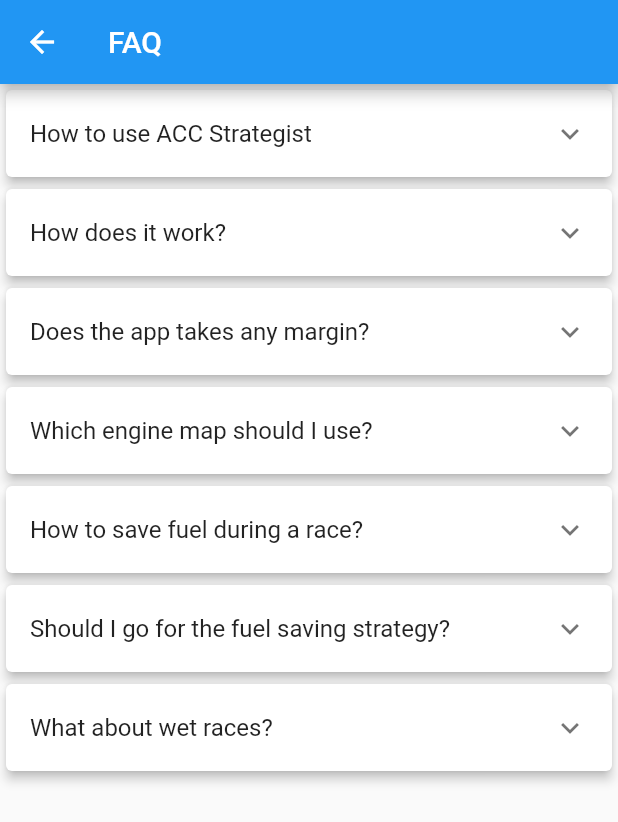
After one commit to sylvainvillet/acc_race_strategy, a Flutter app: the Faq screen opened directly, on a phone screen of 412 x 824 dp. The commit adds this screen. Shown: the top 822 px of the screen. Run offline on Flutter 3.47's test engine with Material 2 defaults, Android fonts, the phone set to English and light mode, and no system bars; our stand-ins replace package_info, shared_preferences, theme_provider; accounts and stored records are empty.

Commit message:
Added FAQ

```diff
--- /dev/null
+++ b/lib/faq.dart
@@ -0,0 +1,70 @@
+import 'package:flutter/cupertino.dart';
+import 'package:flutter/material.dart';
+
+const kFaq = {
+  'How to use ACC Strategist':
+      'Just fill the form, adjust average lap time and fuel usage if needed, and click Go!\n'
+          'The app will then show you a screen with all the information needed for your race.',
+  'How does it work?': 'The app first calculates a base strategy, without any fuel saving.\n'
+      'Then, if the race has more than 1 pit stop, it will compute a strategy with 1 pit stop less, which means with fuel saving.\n'
+      'If this strategy is valid according to the rules and the fuel saving is under 20%, it will be shown in a separate tab.\n'
+      'Average lap time and cut-offs are adjusted too, to compensate the time gained by avoiding a pit stop.\n'
+      'The app will then try to reduce again the number of pit stops, until it\'s not valid anymore. There can be up to 6 strategies for 24h races.',
+  'Does the app takes any margin?':
+      'No, the app doesn\'t take any margin, but it shows you for each stint the average fuel consumption.\n'
+          'If you keep your average under this value, you will be fine, as long as the average lap time was not set too slow.\n'
+          'If you want to take some margin, you can always add a few more liters or increase the fuel consumption.',
+  'Which engine map should I use?':
+      'Use the fastest engine map in practice and enter the fuel usage in the app.\n'
+          'If the race is long enough to justify a fuel saving strategy, test different maps to see how you can reach the fuel usage wanted without loosing too much time.',
+  'How to save fuel during a race?': 'There are 3 different ways to save fuel, '
+      'short shifting (don\'t rev all the way to the rev limiter, switch gear earlier), '
+      'engine maps (see above) and '
+      'lift\'n\'coast (lift the throttle earlier than the normal braking point, coast a bit, then brake later than the normal braking point).\n'
+      'It seams that the last one is not very effective in ACC, but short shifting and engine maps can save you a lot of fuel with minimal time lost, but it will change a lot for each track-car combo so you\'ll need to do some tests..\n',
+  'Should I go for the fuel saving strategy?':
+      'You can see that the average lap time is different for each strategy. If, for example, the average lap time is 2:00 for the normal strategy and 2:01 for the fuel saving one, '
+          'then if you can reach the fuel average needed without loosing more than 1s, go for the fuel saving strategy, otherwise the normal one..',
+  'What about wet races?':
+      'You can adjust the average lap time and fuel usage to match the weather conditions.\n'
+          'Just take a bit of margin in case the weather is getting better and lap times are getting faster again.',
+};
+
+class Faq extends StatelessWidget {
+  final _margin = 16.0;
+
+  @override
+  Widget build(BuildContext context) {
+    return Scaffold(
+      appBar: AppBar(
+        title: Text('FAQ'),
+      ),
+      body: ListView.builder(
+        itemCount: kFaq.length,
+        itemBuilder: (context, index) {
+          return Container(
+            width: double.infinity,
+            child: Card(
+              elevation: 3,
+              child: ExpansionTile(
+                title: Text(kFaq.keys.elementAt(index)),
+                expandedAlignment: Alignment.topLeft,
+                children: [
+                  Padding(
+                    padding: EdgeInsets.fromLTRB(
+                      _margin,
+                      0,
+                      _margin,
+                      _margin,
+                    ),
+                    child: Text(kFaq.values.elementAt(index)),
+                  ),
+                ],
+              ),
+            ),
+          );
+        },
+      ),
+    );
+  }
+}
--- a/lib/main.dart
+++ b/lib/main.dart
@@ -1,3 +1,4 @@
+import 'package:accracestrategy/faq.dart';
 import 'package:flutter/material.dart';
 import 'package:package_info/package_info.dart';
 import 'package:theme_provider/theme_provider.dart';
@@ -59,7 +60,7 @@ class HomePage extends StatefulWidget {
   _HomePageState createState() => _HomePageState();
 }
 
-enum PopupMenuItems { theme, resetLapTimes, resetFuelUsages, about }
+enum PopupMenuItems { theme, resetLapTimes, resetFuelUsages, faq, about }
 
 class _HomePageState extends State<HomePage> {
   final GlobalKey<RaceInputState> _key = GlobalKey();
@@ -119,6 +120,10 @@ class _HomePageState extends State<HomePage> {
                 child: Text("Reset fuel usages"),
               ),
               PopupMenuItem(
+                value: PopupMenuItems.faq,
+                child: Text("FAQ"),
+              ),
+              PopupMenuItem(
                 value: PopupMenuItems.about,
                 child: Text("About"),
               ),
@@ -133,6 +138,16 @@ class _HomePageState extends State<HomePage> {
                   break;
                 case PopupMenuItems.resetFuelUsages:
                   _showResetFuelUsagesPopup(context);
+                  break;
+                case PopupMenuItems.faq:
+                  Navigator.push(
+                    context,
+                    MaterialPageRoute(
+                      builder: (context) => ThemeConsumer(
+                        child: Faq(),
+                      ),
+                    ),
+                  );
                   break;
                 case PopupMenuItems.about:
                   _showAboutPopup(context);
@@ -259,7 +274,8 @@ class _HomePageState extends State<HomePage> {
       Column(
         crossAxisAlignment: CrossAxisAlignment.start,
         children: <Widget>[
-          Text('- Added stint details page with lap-by-lap breakdown (click on stint to open)'),
+          Text(
+              '- Added stint details page with lap-by-lap breakdown (click on stint to open)'),
           SizedBox(height: margin),
           Text('- Added real race duration to Strategy screen'),
           SizedBox(height: margin),
```
